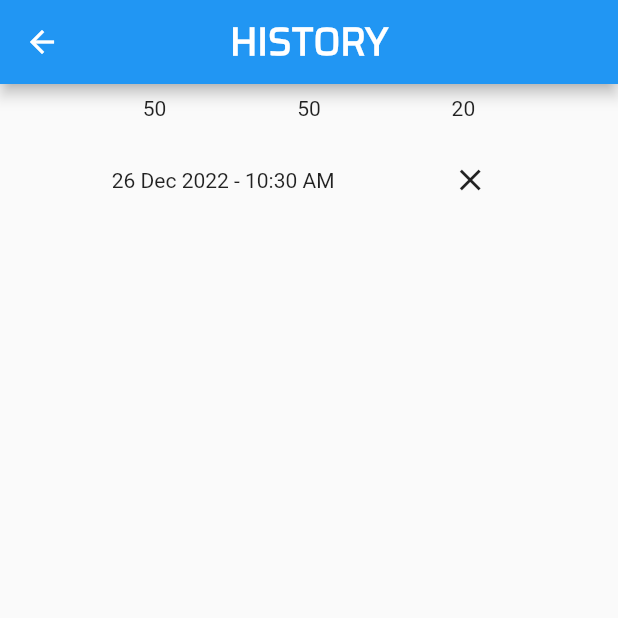
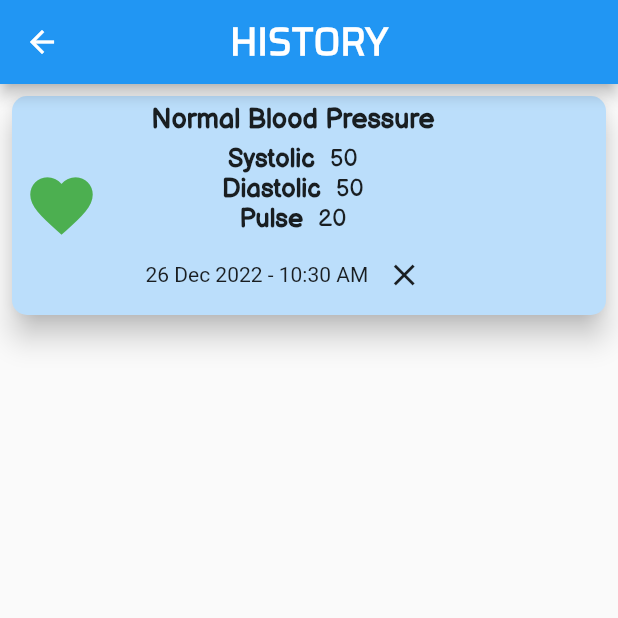
Before and after one commit to farhanyousaf786/blood-pressure-tracker, a Flutter app: the CheckerPage screen opened directly, after a tap on "SAVE IT", on a phone screen of 412 x 824 dp, the top half of it. Run offline on Flutter 3.47's test engine with Material 2 defaults, Android fonts, the phone set to English and light mode, and no system bars; our stand-ins replace numberpicker, sqflite; accounts and stored records are empty.

Commit message:
bug fixed

```diff
--- a/lib/Components/HistoryCard.dart
+++ b/lib/Components/HistoryCard.dart
@@ -8,6 +8,7 @@ class HistoryCard extends StatefulWidget {
   final String sys;
   final String dia;
   final String pulse;
+  final String bpCondition;
   final DateTime creationDate;
   final Function deleteFunction;
 
@@ -17,6 +18,7 @@ class HistoryCard extends StatefulWidget {
       required this.sys,
       required this.dia,
       required this.pulse,
+      required this.bpCondition,
       required this.creationDate,
       required this.deleteFunction})
       : super(key: key);
@@ -33,23 +35,107 @@ class _HistoryCardState extends State<HistoryCard> {
         sys: widget.sys,
         dia: widget.dia.toString(),
         pulse: widget.pulse.toString(),
+        bpCondition: widget.bpCondition.toString(),
         creationDate: widget.creationDate);
 
-    return Column(
+    return Padding(
+      padding: const EdgeInsets.all(8.0),
+      child: Material(
+        elevation: 8.0,
+        borderRadius: BorderRadius.circular(10),
+        color: Colors.blue.shade100,
+        child: Row(
+          children: [
+            Column(
               children: [
                 Padding(
-          padding: const EdgeInsets.all(8.0),
-          child: Row(
-            mainAxisAlignment: MainAxisAlignment.spaceEvenly,
-            children: [
-              Text(widget.sys),
-              Text(widget.dia),
-              Text(widget.pulse),
+                  padding: EdgeInsets.all(8.0),
+                  child: Icon(Icons.favorite,
+                      size: 50,
+                      color: widget.bpCondition == "Normal Blood Pressure"
+                          ? Colors.green
+                          : widget.bpCondition == "Elevated Blood Pressure"
+                              ? Colors.yellow.shade700
+                              : widget.bpCondition ==
+                                      "High Blood Pressure - Stage 1"
+                                  ? Colors.orangeAccent.shade400
+                                  : widget.bpCondition ==
+                                          "High Blood Pressure - Stage 2"
+                                      ? Colors.deepOrange.shade400
+                                      : Colors.red.shade700),
+                ),
               ],
             ),
+            Padding(
+              padding: const EdgeInsets.only(left: 20),
+              child: Column(
+                children: [
+                  Padding(
+                    padding: const EdgeInsets.all(5.0),
+                    child: Text(
+                      widget.bpCondition,
+                      style: const TextStyle(
+                          fontWeight: FontWeight.bold,
+                          fontFamily: 'bal',
+                          fontSize: 18),
+                    ),
+                  ),
+                  Row(
+                    children: [
+                      const Text(
+                        "Systolic",
+                        style: TextStyle(
+                            fontWeight: FontWeight.w600,
+                            fontFamily: 'bal',
+                            fontSize: 17),
                       ),
                       Padding(
-          padding: const EdgeInsets.all(8.0),
+                        padding: const EdgeInsets.only(left: 10),
+                        child: Text(
+                          widget.sys,
+                          style: const TextStyle(fontFamily: 'bal', fontSize: 16),
+                        ),
+                      ),
+                    ],
+                  ),
+                  Row(
+                    children: [
+                      const Text(
+                        "Diastolic",
+                        style: TextStyle(
+                            fontWeight: FontWeight.w600,
+                            fontFamily: 'bal',
+                            fontSize: 17),
+                      ),
+                      Padding(
+                        padding: const EdgeInsets.only(left: 10),
+                        child: Text(
+                          widget.dia,
+                          style: TextStyle(fontFamily: 'bal', fontSize: 16),
+                        ),
+                      ),
+                    ],
+                  ),
+                  Row(
+                    children: [
+                      const Text(
+                        "Pulse",
+                        style: TextStyle(
+                            fontWeight: FontWeight.w600,
+                            fontFamily: 'bal',
+                            fontSize: 17),
+                      ),
+                      Padding(
+                        padding: const EdgeInsets.only(left: 10),
+                        child: Text(
+                          widget.pulse,
+                          style: const TextStyle(fontFamily: 'bal', fontSize: 16),
+                        ),
+                      ),
+                    ],
+                  ),
+                  Padding(
+                    padding: const EdgeInsets.all(3.0),
                     child: Row(
                       mainAxisAlignment: MainAxisAlignment.spaceEvenly,
                       children: [
@@ -65,6 +151,11 @@ class _HistoryCardState extends State<HistoryCard> {
                     ),
                   )
                 ],
+              ),
+            ),
+          ],
+        ),
+      ),
     );
   }
 }
--- a/lib/Components/ShowBpRecord.dart
+++ b/lib/Components/ShowBpRecord.dart
@@ -36,6 +36,7 @@ class _ShowBpRecordState extends State<ShowBpRecord> {
                       sys: data[i].sys,
                       dia: data[i].dia,
                       pulse: data[i].pulse,
+                      bpCondition: data[i].bpCondition,
                       creationDate: data[i].creationDate,
                       deleteFunction: deleteItem);
                 },
--- a/lib/Database/BpModel.dart
+++ b/lib/Database/BpModel.dart
@@ -3,8 +3,8 @@ class BpInfo {
   late String sys;
   late String dia;
   late String pulse;
+  late String bpCondition;
   late DateTime creationDate;
-
 
   // create the constructor
   BpInfo({
@@ -12,8 +12,8 @@ class BpInfo {
     required this.sys,
     required this.dia,
     required this.pulse,
+    required this.bpCondition,
     required this.creationDate,
-
   });
 
   // to save this data in database we need to convert it to a map
@@ -22,16 +22,18 @@ class BpInfo {
     return {
       'id': id,
       'sys': sys,
-      'dia': dia,// it doesn't support the boolean either, so we save that as integer.
+      'dia': dia,
+      // it doesn't support the boolean either, so we save that as integer.
       'pulse': pulse,
-      'creationDate': creationDate.toString(), // sqflite database doesn't support the datetime type so we will save it as Text.
-
+      'bpCondition': bpCondition,
+      'creationDate': creationDate.toString(),
+      // sqflite database doesn't support the datetime type so we will save it as Text.
     };
   }
 
   // this function is for debugging only
   @override
   String toString() {
-    return 'Todo(id : $id, sys : $sys, dia: $dia, pulse : $pulse,  creationDate : $creationDate,)';
+    return 'Todo(id : $id, sys : $sys, dia: $dia, pulse : $pulse, bpCondition: $bpCondition, creationDate : $creationDate,)';
   }
 }
--- a/lib/Database/DbModel.dart
+++ b/lib/Database/DbModel.dart
@@ -32,6 +32,7 @@ class DatabaseConnect {
         sys TEXT,
         dia TEXT,
         pulse TEXT,
+        bpCondition TEXT,
         creationDate TEXT
       )
     ''');
@@ -80,6 +81,7 @@ class DatabaseConnect {
         sys: items[i]['sys'],
         dia: items[i]['dia'],
         pulse: items[i]['pulse'],
+        bpCondition: items[i]['bpCondition'],
         creationDate: DateTime.parse(items[i][
         'creationDate']), // this is in Text format right now. let's convert it to dateTime format
 
--- a/lib/Pages/CheckerPage.dart
+++ b/lib/Pages/CheckerPage.dart
@@ -175,6 +175,7 @@ class _CheckerPageState extends State<CheckerPage> {
                       sys: _currentSys.toString(),
                       dia: _currentDia.toString(),
                       pulse: _currentPulse.toString(),
+                      bpCondition: bloodPressure,
                       creationDate: DateTime.now());
                   addItem(bpInfo);
                 },
--- a/pubspec.yaml
+++ b/pubspec.yaml
@@ -83,6 +83,9 @@ flutter:
     - family: saira
       fonts:
         - asset: assets/fonts/Saira-Regular.ttf
+    - family: bal
+      fonts:
+        - asset: assets/fonts/BalsamiqSans-Regular.ttf
   #   - family: Schyler
   #     fonts:
   #       - asset: fonts/Schyler-Regular.ttf
```
Also changed, not shown: assets/fonts/BalsamiqSans-Regular.ttf (added), lib/Database/fileHandler.dart (deleted). Lines whose indentation alone changed are shown as unchanged.
